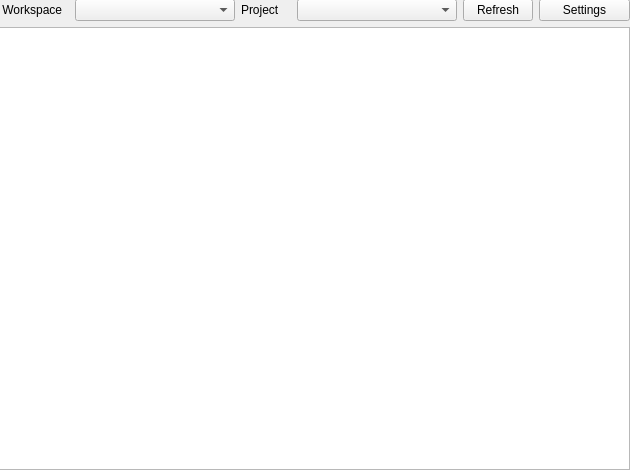
Old version of the form main.ui in the repository Mte90/QAsana.
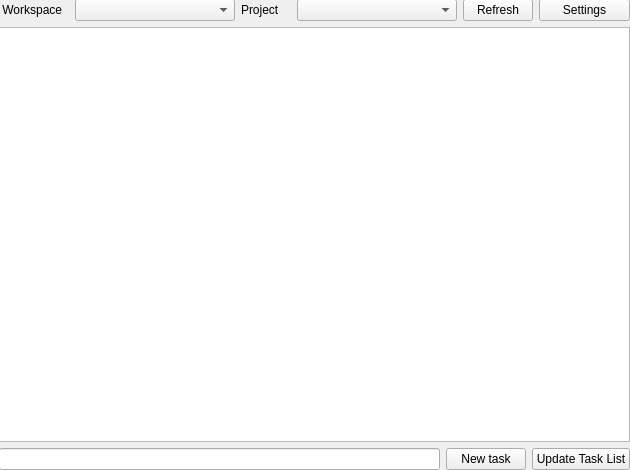
New version of the form.

Commit message: refresh task,save and magic

Diff of the .ui file:
```diff
--- a/main.ui
+++ b/main.ui
@@ -30,6 +30,30 @@
      </rect>
     </property>
     <layout class="QGridLayout" name="gridLayout">
+     <item row="4" column="0">
+      <layout class="QHBoxLayout" name="horizontalLayout_2">
+       <item>
+        <widget class="QLineEdit" name="lineTask"/>
+       </item>
+       <item>
+        <widget class="QPushButton" name="pushAddTask">
+         <property name="text">
+          <string>New task</string>
+         </property>
+        </widget>
+       </item>
+       <item>
+        <widget class="QPushButton" name="pushUpdate">
+         <property name="text">
+          <string>Update Task List</string>
+         </property>
+        </widget>
+       </item>
+      </layout>
+     </item>
+     <item row="2" column="0">
+      <widget class="QListView" name="listTasks"/>
+     </item>
      <item row="1" column="0">
       <layout class="QHBoxLayout" name="horizontalLayout">
        <item>
```
Left out of the diff: 3 changed lines with no effect on the pictures. The commit also changes 2 other files.
